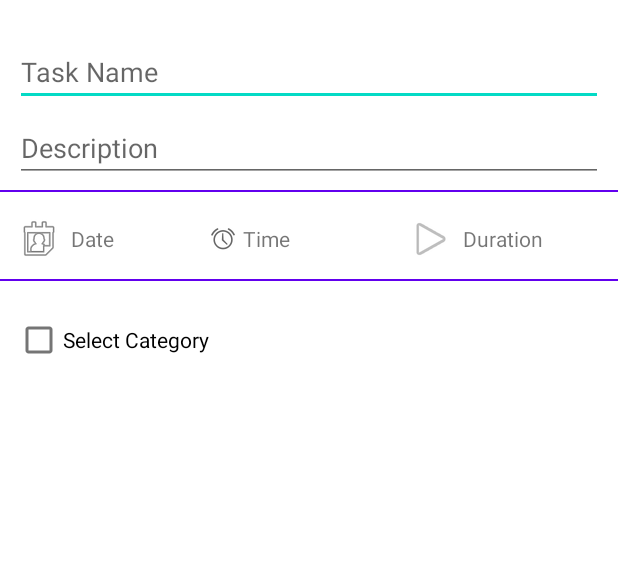
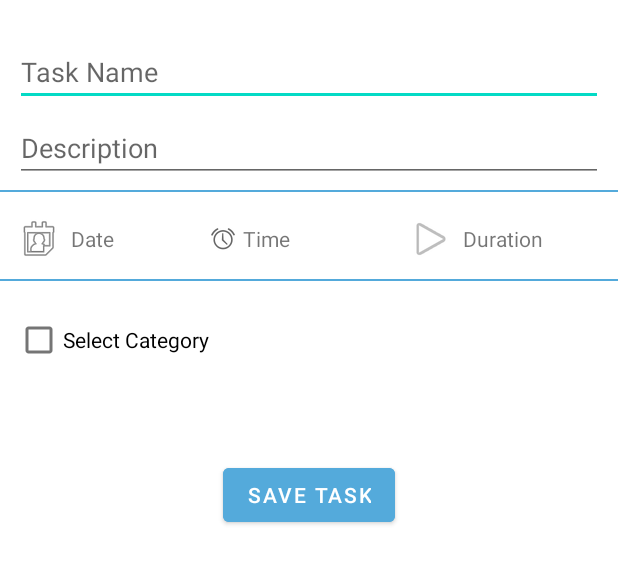
Before and after one commit to Fachhochschule-Erfurt-BA5/MPE, an Android app: the layout fragment_new_task.xml on its own in the app's theme, with its tools: preview values and no code run, on a phone screen of 412 x 824 dp. Shown: the top 564 px of the screen. Run offline under Robolectric (Android 15) with nearby library versions, the phone set to English and light mode, and no system bars.

Commit message:
new task layout added (update)

```diff
--- a/app/build.gradle
+++ b/app/build.gradle
@@ -42,6 +42,4 @@ dependencies {
     testImplementation 'junit:junit:4.+'
     androidTestImplementation 'androidx.test.ext:junit:1.1.2'
     androidTestImplementation 'androidx.test.espresso:espresso-core:3.3.0'
-
-    implementation 'com.github.jorgecastilloprz:fabprogresscircle:1.01@aar'
 }
--- a/app/src/main/res/layout/fragment_new_task.xml
+++ b/app/src/main/res/layout/fragment_new_task.xml
@@ -1,13 +1,12 @@
 <?xml version="1.0" encoding="utf-8"?>
-<androidx.core.widget.NestedScrollView
-    xmlns:android="http://schemas.android.com/apk/res/android"
+<androidx.core.widget.NestedScrollView xmlns:android="http://schemas.android.com/apk/res/android"
     xmlns:app="http://schemas.android.com/apk/res-auto"
     xmlns:tools="http://schemas.android.com/tools"
-    app:layout_behavior="@string/appbar_scrolling_view_behavior"
     android:layout_width="match_parent"
     android:layout_height="match_parent"
     android:focusable="true"
     android:focusableInTouchMode="true"
+    app:layout_behavior="@string/appbar_scrolling_view_behavior"
     tools:showIn="@layout/activity_new_task">
 
 
@@ -52,7 +51,7 @@
             android:layout_width="match_parent"
             android:layout_height="1dp"
             android:layout_marginTop="5dp"
-            android:background="@color/purple_500" />
+            android:background="@color/primaryColor" />
 
         <LinearLayout
             android:layout_width="match_parent"
@@ -100,7 +99,7 @@
             android:layout_width="match_parent"
             android:layout_height="1dp"
             android:layout_marginTop="5dp"
-            android:background="@color/purple_500" />
+            android:background="@color/primaryColor" />
 
 
         <LinearLayout
@@ -109,9 +108,7 @@
             android:layout_marginLeft="10dp"
             android:layout_marginTop="15dp"
             android:layout_marginRight="10dp"
-            android:layout_marginBottom="5dp"
-            android:orientation="horizontal">
-
+            android:layout_marginBottom="5dp">
 
             <CheckBox
                 android:id="@+id/checkBox"
@@ -119,5 +116,24 @@
                 android:layout_height="wrap_content"
                 android:text="@string/select_category" />
         </LinearLayout>
+
+        <LinearLayout
+            android:layout_width="match_parent"
+            android:layout_height="wrap_content"
+            android:layout_marginTop="50dp"
+            android:gravity="center">
+
+            <Button
+                android:id="@+id/save_task"
+                android:layout_width="wrap_content"
+                android:layout_height="wrap_content"
+                android:text="@string/save_task"
+                android:backgroundTint="@color/primaryColor"
+                android:textColor="@color/white"/>
+
+        </LinearLayout>
+
+
     </LinearLayout>
+
 </androidx.core.widget.NestedScrollView>
--- a/app/src/main/res/values/strings.xml
+++ b/app/src/main/res/values/strings.xml
@@ -20,4 +20,5 @@
     <string name="select_category">Select Category</string>
     <string name="check_task">check_task</string>
     <string name="image_task">image_task</string>
+    <string name="save_task">save Task</string>
 </resources>
```
Also changed, not shown: app/src/main/res/layout/activity_new_task.xml (+0 -21 lines).
